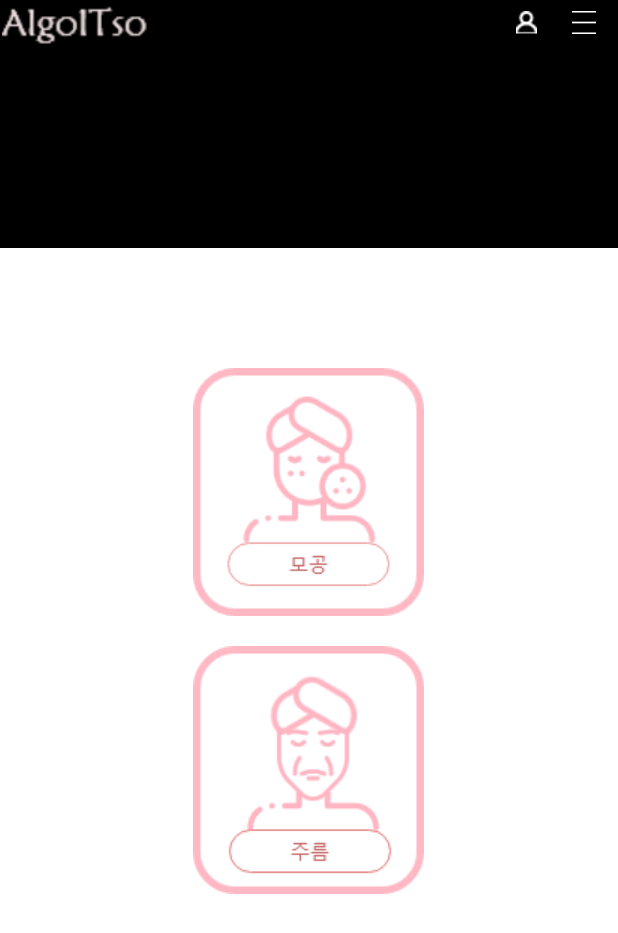
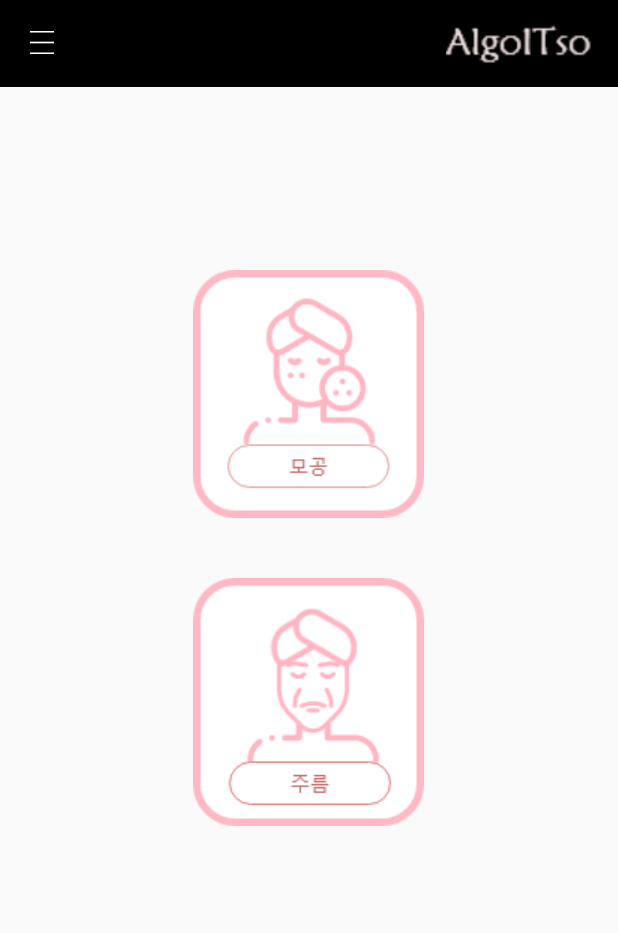
Before and after one commit to Hyeon9mak/AlgoITso, an Android app: the MainActivity screen opened directly, with no data from a screen before it, on a phone screen of 412 x 824 dp. Shown: the top 933 px of the screen. Run offline under Robolectric (Android 15) with nearby library versions, the phone set to English and light mode, and no system bars.

Commit message:
200512_sidemenu
사이드 메뉴 구현 완료

```diff
--- a/AlgoITso/app/src/main/java/com/example/algoitso/MainActivity.java
+++ b/AlgoITso/app/src/main/java/com/example/algoitso/MainActivity.java
@@ -1,27 +1,68 @@
 package com.example.algoitso;
 
+import androidx.annotation.NonNull;
+import androidx.appcompat.app.ActionBar;
 import androidx.appcompat.app.AppCompatActivity;
+import androidx.appcompat.widget.Toolbar;
+import androidx.core.view.GravityCompat;
+import androidx.drawerlayout.widget.DrawerLayout;
 
+import android.content.Context;
 import android.content.Intent;
-import android.media.Image;
 import android.os.Bundle;
+import android.view.MenuItem;
 import android.view.View;
-import android.view.animation.Animation;
-import android.view.animation.AnimationUtils;
 import android.widget.ImageButton;
-import android.widget.LinearLayout;
+import android.widget.Toast;
+
+import com.google.android.material.navigation.NavigationView;
 
 public class MainActivity extends AppCompatActivity implements ImageButton.OnClickListener{
+
+    DrawerLayout drawerLayout;
+    Context context = this;
+
 
     @Override
     protected void onCreate(Bundle savedInstanceState) {
         super.onCreate(savedInstanceState);
         setContentView(R.layout.activity_main);
 
-        ImageButton btn_info = (ImageButton) findViewById(R.id.info_btn);
-        btn_info.setOnClickListener(this);
-        ImageButton btn_menu = (ImageButton) findViewById(R.id.menu_btn);
-        btn_menu.setOnClickListener(this);
+        Toolbar toolbar = (Toolbar) findViewById(R.id.toolbar);
+        setSupportActionBar(toolbar);
+        ActionBar actionBar = getSupportActionBar();
+        actionBar.setDisplayShowTitleEnabled(false);    //기존 타이틀 지우기
+        actionBar.setDisplayHomeAsUpEnabled(true);  //사이드 메뉴 버튼 만들기
+        actionBar.setHomeAsUpIndicator(R.drawable.side_menu);   //사이드 메뉴 버튼 이미지 지정
+
+        drawerLayout = (DrawerLayout) findViewById(R.id.drawer_layout);
+
+        NavigationView navigationView = (NavigationView) findViewById(R.id.navi_view);
+        navigationView.setNavigationItemSelectedListener(new NavigationView.OnNavigationItemSelectedListener() {
+            @Override
+            public boolean onNavigationItemSelected(@NonNull MenuItem menuItem) {
+                menuItem.setChecked(true);
+                drawerLayout.closeDrawers();
+
+                int id = menuItem.getItemId();
+                String title = menuItem.getTitle().toString();
+
+                if (id == R.id.side_logout) {
+                    //로그아웃 기능
+                    Toast.makeText(context, title , Toast.LENGTH_SHORT).show();
+                } else if (id == R.id.side_editinfo) {
+                    //회원 정보 수정 기능
+                    Toast.makeText(context, title, Toast.LENGTH_SHORT).show();
+                } else if (id == R.id.side_album) {
+                    //앨범 기능
+                    Toast.makeText(context, title, Toast.LENGTH_SHORT).show();
+                } else if (id == R.id.side_analysis) {
+                    //분석 기능
+                    Toast.makeText(context, title, Toast.LENGTH_SHORT).show();
+                }
+                return true;
+            }
+        });
         ImageButton btn_pore = (ImageButton) findViewById(R.id.pore_btn);
         btn_pore.setOnClickListener(this);
         ImageButton btn_wrinkle = (ImageButton) findViewById(R.id.wrinkle_btn);
@@ -29,12 +70,20 @@ public class MainActivity extends AppCompatActivity implements ImageButton.OnCli
 
     }
 
+    @Override
+    public boolean onOptionsItemSelected(@NonNull MenuItem item) {
+        switch (item.getItemId()){
+            case android.R.id.home:{
+                drawerLayout.openDrawer(GravityCompat.START);
+                return true;
+            }
+        }
+        return super.onOptionsItemSelected(item);
+    }
 
     @Override
     public void onClick(View view) {
         switch (view.getId()){
-            case R.id.info_btn: //인포 따로
-                break;
             case R.id.pore_btn:
                 Intent intent_pore = new Intent(getApplicationContext(), CameraTwo.class);
                 startActivity(intent_pore);
--- a/AlgoITso/app/src/main/res/layout/activity_camera_two.xml
+++ b/AlgoITso/app/src/main/res/layout/activity_camera_two.xml
@@ -6,6 +6,7 @@
     android:layout_height="match_parent"
     tools:context=".CameraOne"
     android:orientation="vertical">
+
     <LinearLayout
         android:layout_width="match_parent"
         android:layout_height="match_parent"
--- a/AlgoITso/app/src/main/res/layout/activity_main.xml
+++ b/AlgoITso/app/src/main/res/layout/activity_main.xml
@@ -1,55 +1,47 @@
 <?xml version="1.0" encoding="utf-8"?>
-<LinearLayout xmlns:android="http://schemas.android.com/apk/res/android"
+<androidx.drawerlayout.widget.DrawerLayout xmlns:android="http://schemas.android.com/apk/res/android"
     xmlns:app="http://schemas.android.com/apk/res-auto"
-    xmlns:tools="http://schemas.android.com/tools"
+    android:id="@+id/drawer_layout"
     android:layout_width="match_parent"
-    android:layout_height="match_parent"
-    tools:context=".MainActivity"
-    android:orientation="vertical"
-    android:background="#000000">
+    android:layout_height="match_parent">
 
-    <LinearLayout
+    <RelativeLayout
+        android:id="@+id/relative"
         android:layout_width="match_parent"
-        android:layout_height="match_parent"
-        android:layout_weight="4"
-        android:orientation="horizontal">
-        <ImageView
-            android:layout_width="100dp"
-            android:layout_height="30dp"
-            android:src="@drawable/algoitsologo"
-            android:background="#00000000"/>
+        android:layout_height="match_parent">
+
         <View
-            android:layout_width="0dp"
-            android:layout_height="0dp"
-            android:layout_weight="1"/>
-        <ImageButton
-            android:id="@+id/info_btn"
-            android:layout_width="30dp"
-            android:layout_height="30dp"
-            android:src="@drawable/my_info"
-            android:layout_marginRight="8dp"
-            android:background="#00000000"/>
-        <ImageButton
-            android:id="@+id/menu_btn"
-            android:layout_width="30dp"
-            android:layout_height="30dp"
-            android:src="@drawable/side_menu"
-            android:layout_marginRight="8dp"
-            android:background="#00000000"/>
-    </LinearLayout>
-    <LinearLayout
+            android:id="@+id/view_toolbar"
+            android:layout_width="match_parent"
+            android:layout_height="2dp"
+            android:layout_below="@+id/toolbar"
+            android:background="#000000" />
+
+        <androidx.appcompat.widget.Toolbar xmlns:android="http://schemas.android.com/apk/res/android"
+            android:id="@+id/toolbar"
+            android:layout_width="match_parent"
+            android:layout_height="wrap_content"
+            android:background="#000000">
+
+            <ImageView
+                android:layout_width="100dp"
+                android:layout_height="30dp"
+                android:layout_marginLeft="240dp"
+                android:background="#00000000"
+                android:src="@drawable/algoitsologo" />
+        </androidx.appcompat.widget.Toolbar>
+    </RelativeLayout>
+
+    <RelativeLayout
         android:layout_width="match_parent"
-        android:layout_height="match_parent"
-        android:layout_weight="1"
-        android:orientation="vertical"
-        android:background="#FFFFFF">
+        android:layout_height="match_parent">
 
         <ImageButton
             android:id="@+id/pore_btn"
             android:layout_width="wrap_content"
             android:layout_height="wrap_content"
-            android:layout_gravity="center_horizontal"
-            android:layout_marginTop="80dp"
+            android:layout_centerHorizontal="true"
+            android:layout_marginTop="180dp"
             android:layout_marginBottom="20dp"
             android:background="#00000000"
             android:src="@drawable/pore_btn" />
@@ -58,11 +50,21 @@
             android:id="@+id/wrinkle_btn"
             android:layout_width="wrap_content"
             android:layout_height="wrap_content"
-            android:src="@drawable/wrinkle_btn"
+            android:layout_below="@+id/pore_btn"
+            android:layout_centerHorizontal="true"
+            android:layout_marginTop="20dp"
             android:background="#00000000"
-            android:layout_gravity="center_horizontal"/>
+            android:src="@drawable/wrinkle_btn" />
 
+    </RelativeLayout>
 
-    </LinearLayout>
+    <com.google.android.material.navigation.NavigationView
+        android:id="@+id/navi_view"
+        android:layout_width="wrap_content"
+        android:layout_height="wrap_content"
+        android:layout_gravity="start"
+        android:fitsSystemWindows="true"
+        app:headerLayout="@layout/header"
+        app:menu="@menu/drawerlayout" />
 
-</LinearLayout>
+</androidx.drawerlayout.widget.DrawerLayout>
--- /dev/null
+++ b/AlgoITso/app/src/main/res/menu/drawerlayout.xml
@@ -0,0 +1,16 @@
+<?xml version="1.0" encoding="utf-8"?>
+<menu xmlns:android="http://schemas.android.com/apk/res/android">
+
+    <item
+        android:id="@+id/side_logout"
+        android:title="로그아웃" />
+    <item
+        android:id="@+id/side_editinfo"
+        android:title="회원정보 수정" />
+    <item
+        android:id="@+id/side_album"
+        android:title="앨범" />
+    <item
+        android:id="@+id/side_analysis"
+        android:title="분석 결과" />
+</menu>
--- a/AlgoITso/app/src/main/res/values/strings.xml
+++ b/AlgoITso/app/src/main/res/values/strings.xml
@@ -1,3 +1,5 @@
 <resources>
     <string name="app_name">AlgoITso</string>
+    <string name="drawer_open">drawer_open</string>
+    <string name="drawer_close">drawer_close</string>
 </resources>
--- a/AlgoITso/app/src/main/res/values/styles.xml
+++ b/AlgoITso/app/src/main/res/values/styles.xml
@@ -1,7 +1,7 @@
 <resources>
 
     <!-- Base application theme. -->
-    <style name="AppTheme" parent="Theme.AppCompat.Light.DarkActionBar">
+    <style name="AppTheme" parent="Theme.AppCompat.Light.NoActionBar">
         <!-- Customize your theme here. -->
         <item name="colorPrimary">@color/colorPrimary</item>
         <item name="colorPrimaryDark">@color/colorPrimaryDark</item>
```
Also changed, not shown: AlgoITso/app/build.gradle (+9 -0 lines), AlgoITso/app/src/main/res/layout/header.xml (added, +23 -0 lines), AlgoITso/app/src/main/res/layout/toolbar.xml (added, +11 -0 lines), AlgoITso/build.gradle (line endings or trailing spaces).
